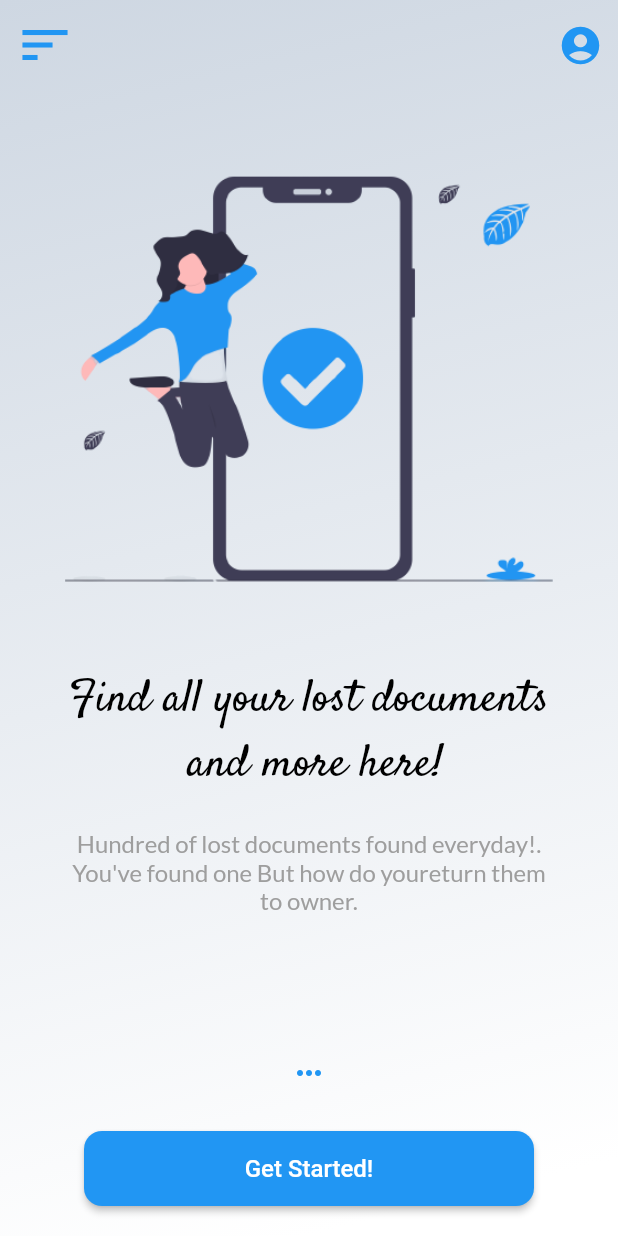
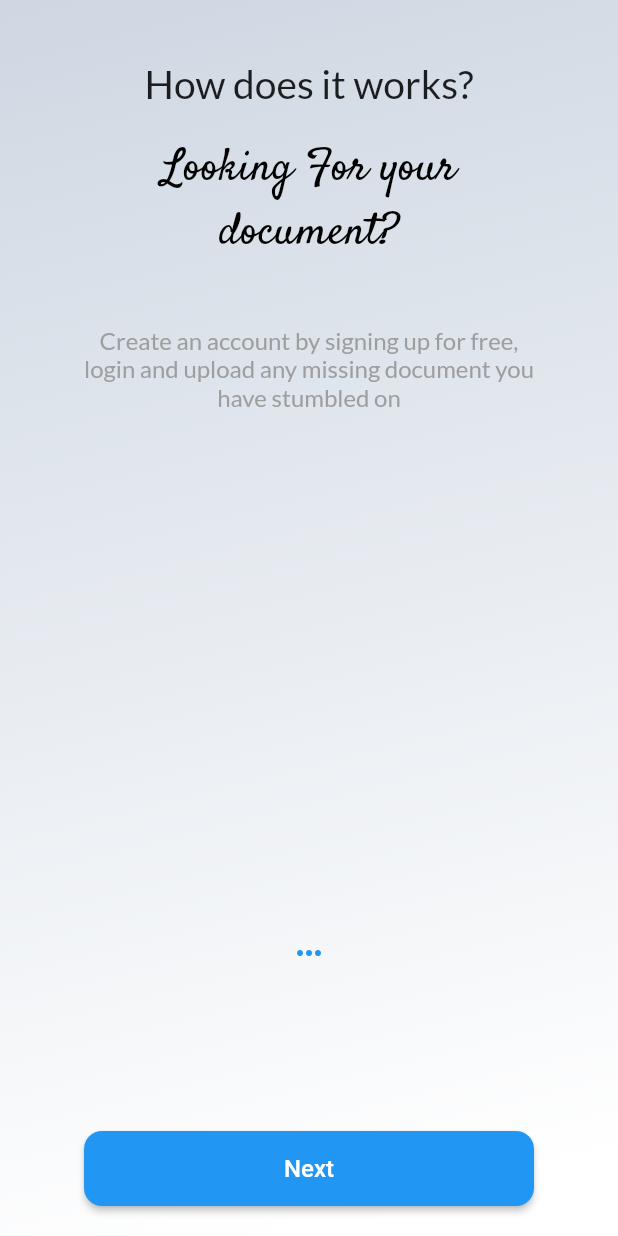
Before and after one commit to yunweneric/Find_docky-flutter, a Flutter app: the screen it shows after launch, after a tap on "Get Started!", on a phone screen of 412 x 824 dp. Run offline on Flutter 3.47's test engine with Material 2 defaults, Android fonts, the phone set to English and light mode, and no system bars.

Commit message:
added some pages

```diff
--- a/lib/main.dart
+++ b/lib/main.dart
@@ -1,7 +1,14 @@
+// import 'package:find_docky/screens/find.dart';
+// import 'package:find_docky/screens/find.dart';
+import 'package:find_docky/screens/home_screen.dart';
+import 'package:find_docky/screens/login.dart';
+import 'package:find_docky/screens/signup.dart';
+import 'package:find_docky/screens/welcome.dart';
+import 'package:find_docky/screens/welcome2.dart';
+import 'package:find_docky/screens/welcome3.dart';
 import 'package:flutter/material.dart';
-import 'screens/welcome.dart';
-// import 'find.dart';
 
+// import 'screens/welcome.dart';
 void main() {
   runApp(MyApp());
 }
@@ -12,18 +19,22 @@ class MyApp extends StatelessWidget {
   Widget build(BuildContext context) {
     return MaterialApp(
       debugShowCheckedModeBanner: false,
-      title: 'Flutter Demo',
       theme: ThemeData(
         // primaryColor: Color(value),
         primaryColor: Color(0xFFF3F6FC),
         visualDensity: VisualDensity.adaptivePlatformDensity,
       ),
-      home: MyHomePage(title: 'Find Docky!'),
-      // initialRoute: We ,
-      // routes: {
-      //   "welcome_screen": (context) => ,
-      // },
-      // find: MyfindPage()
+      // home: FindState()
+      // home: MyHomePage(),
+      initialRoute: "/",
+      routes: {
+        "/": (context) => MyHomePage(),
+        "/second": (context) => SecondWelcome(),
+        "/third": (context) => ThirdWelcome(),
+        "/signup": (context) => SignUp(),
+        "/login": (context) => LogIn(),
+        "/home" : (context) => HomeScreen(),
+      },
     );
   }
 }
--- a/lib/screens/welcome.dart
+++ b/lib/screens/welcome.dart
@@ -1,5 +1,6 @@
+import 'package:flutter/material.dart';
+// import 'find.dart';
 
-import 'package:flutter/material.dart';
 class MyHomePage extends StatefulWidget {
   MyHomePage({Key key, this.title}) : super(key: key);
   final String title;
@@ -26,26 +27,7 @@ class _MyHomePageState extends State<MyHomePage> {
           ),
           child: Column(
             children: [
-              Padding(
-                padding: const EdgeInsets.all(10.0),
-                child: Row(
-                  mainAxisAlignment: MainAxisAlignment.spaceBetween,
-                  // crossAxisAlignment: CrossAxisAlignment.end,
-                  children: [
-                    Icon(
-                      Icons.sort,
-                      size: 40.0,
-                      color: Colors.blue,
-                    ),
-                    Icon(
-                      Icons.account_circle,
-                      color: Colors.blue,
-                      size: 30.0,
-                    ),
-                    // Text("LOGO"),
-                  ],
-                ),
-              ),
+
               // Image: Image.asset("images/find.png"),
               Expanded(
                 flex: 5,
@@ -59,22 +41,27 @@ class _MyHomePageState extends State<MyHomePage> {
                     fontSize: 30.0,
                     fontFamily: "Satisfy",
                     fontWeight: FontWeight.w500,
-                    color: Colors.black,
+                    color: Colors.blue.shade900,
                   ),
                 ),
+              ),
+              SizedBox(
+                height: 40.0,
               ),
               Expanded(
                 flex: 2,
                 child: Padding(
-                  padding: const EdgeInsets.fromLTRB(40, 30, 40, 0),
+                  padding: const EdgeInsets.symmetric(
+                    horizontal: 60.0,
+                  ),
                   child: Text(
-                    "Hundred of lost documents found everyday!. You've found one But how do youreturn them to owner.",
+                    "Hundred of lost documents found everyday!. You've stumbled across a missing ID, Passport, Licences; but do not know how to return it to its's righful owner?.",
                     textAlign: TextAlign.center,
                     style: TextStyle(
-                      fontSize: 16.0,
+                      fontSize: 18.0,
                       fontFamily: "Lato",
                       fontWeight: FontWeight.w500,
-                      color: Colors.grey,
+                      color: Colors.black38,
                     ),
                   ),
                 ),
@@ -100,8 +87,20 @@ class _MyHomePageState extends State<MyHomePage> {
                     shape: RoundedRectangleBorder(
                       borderRadius: BorderRadius.circular(12),
                     ),
-                        onPressed: () {},
-                      ))),
+                    onPressed: () {
+                      // Navigator.push(
+                      //   context,
+                      //   MaterialPageRoute(
+                      //     builder: (context) {
+                      //       return FindState();
+                      //     },
+                      //   ),
+                      // );
+                      Navigator.pushNamed(context, "/second");
+                    },
+                  ),
+                ),
+              ),
             ],
           ),
         ),
--- /dev/null
+++ b/lib/screens/welcome2.dart
@@ -0,0 +1,115 @@
+import 'package:flutter/material.dart';
+
+class SecondWelcome extends StatefulWidget {
+  @override
+  _SecondWelcomeState createState() => _SecondWelcomeState();
+}
+
+class _SecondWelcomeState extends State<SecondWelcome> {
+  @override
+  Widget build(BuildContext context) {
+    return Scaffold(
+      body: SafeArea(
+        child: Container(
+          decoration: BoxDecoration(
+            gradient: LinearGradient(
+                begin: Alignment.topLeft,
+                end: Alignment.bottomCenter,
+                colors: [Color(0xFFCED7e2), Color(0xFFFFFFFF)]),
+          ),
+          child: Column(
+            children: [
+              SizedBox(
+                height: 20,
+              ),
+              Padding(
+                padding: const EdgeInsets.all(10.0),
+              ),
+              // Expanded(
+              //   flex: 5,
+              //   child: Image.asset('images/find.png'),
+              // ),
+              Expanded(
+                flex: 2,
+                child: Column(
+                  children: [
+                    Text(
+                      "How does it works?",
+                      textAlign: TextAlign.center,
+                      style: TextStyle(
+                        fontSize: 26.0,
+                        fontFamily: "Lato",
+                        color: Colors.black87,
+                        fontWeight: FontWeight.w500,
+                      ),
+                    ),
+                    SizedBox(
+                      height: 20,
+                    ),
+                    Padding(
+                      padding: const EdgeInsets.symmetric(horizontal: 50.0),
+                      child: Text(
+                        "Looking For your document?",
+                        textAlign: TextAlign.center,
+                        style: TextStyle(
+                          fontSize: 30.0,
+                          fontFamily: "Satisfy",
+                          fontWeight: FontWeight.w500,
+                          color: Colors.black,
+                        ),
+                      ),
+                    ),
+                    SizedBox(
+                      height: 40,
+                    ),
+                    Padding(
+                      padding: EdgeInsets.symmetric(horizontal: 50),
+                      child: Text(
+                        "Create an account by signing up for free, login and upload any missing document you have stumbled on",
+                        textAlign: TextAlign.center,
+                        style: TextStyle(
+                          fontSize: 16.0,
+                          fontFamily: "Lato",
+                          fontWeight: FontWeight.w500,
+                          color: Colors.grey,
+                        ),
+                      ),
+                    ),
+                  ],
+                ),
+              ),
+              Expanded(
+                flex: 1,
+                child: Icon(
+                  Icons.more_horiz,
+                  color: Colors.blue,
+                ),
+              ),
+
+              Container(
+                margin: EdgeInsets.fromLTRB(0, 0, 0, 20),
+                child: ButtonTheme(
+                  minWidth: 300,
+                  height: 50.0,
+                  child: RaisedButton(
+                    color: Colors.blue,
+                    child: Text(
+                      "Next",
+                      style: TextStyle(color: Colors.white, fontSize: 16.0),
+                    ),
+                    shape: RoundedRectangleBorder(
+                      borderRadius: BorderRadius.circular(12),
+                    ),
+                    onPressed: () {
+                      Navigator.pushNamed(context, "/third");
+                    },
+                  ),
+                ),
+              ),
+            ],
+          ),
+        ),
+      ),
+    );
+  }
+}
```
Also changed, not shown: lib/screens/find.dart (+63 -3 lines), lib/screens/home_screen.dart (added, +34 -0 lines), lib/screens/login.dart (+143 -0 lines), lib/screens/signup.dart (+160 -0 lines), lib/screens/welcome3.dart (added, +110 -0 lines), lib/screens/widgets/curve_clipper.dart (added, +36 -0 lines), images/set.jpg (added), images/sun.jpg (added), lib/screens/dashboard.dart (added). Lines whose indentation alone changed are shown as unchanged.
